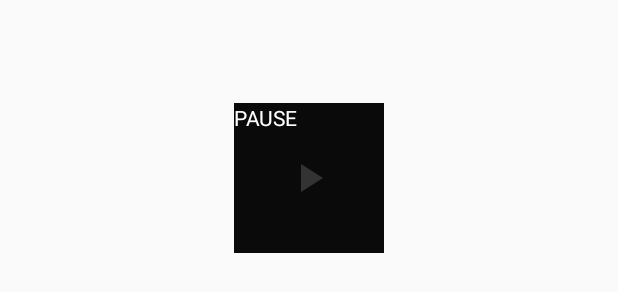
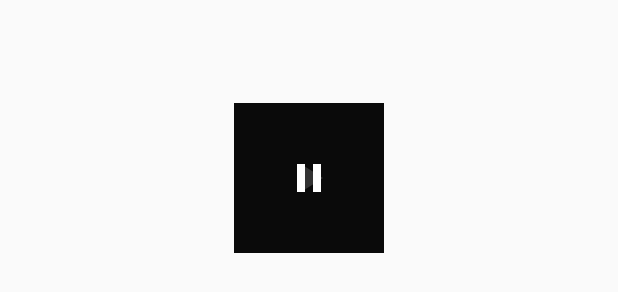
Before and after one commit to CasterIO/ExoPlayerIntro, an Android app: the layout exo_playback_control_view.xml on its own in the app's theme, with its tools: preview values and no code run, on a phone screen of 412 x 824 dp. Shown: the part 440-732 px from the top of the screen. Run offline under Robolectric (Android 15) with nearby library versions, the phone set to English and light mode, and no system bars.

Commit message:
Replace pause button.

```diff
--- a/app/src/main/res/layout/exo_playback_control_view.xml
+++ b/app/src/main/res/layout/exo_playback_control_view.xml
@@ -10,12 +10,11 @@
       android:background="#CC000000"
       style="@style/ExoMediaButton.Play"/>
 
-  <TextView android:id="@id/exo_pause"
+  <ImageButton android:id="@id/exo_pause"
       android:layout_width="100dp"
       android:layout_height="100dp"
       android:layout_gravity="center"
       android:background="#CC000000"
-      android:text="PAUSE"
-      android:textColor="#FFFFFF"/>
+      style="@style/ExoMediaButton.Pause"/>
 
 </FrameLayout>
```
